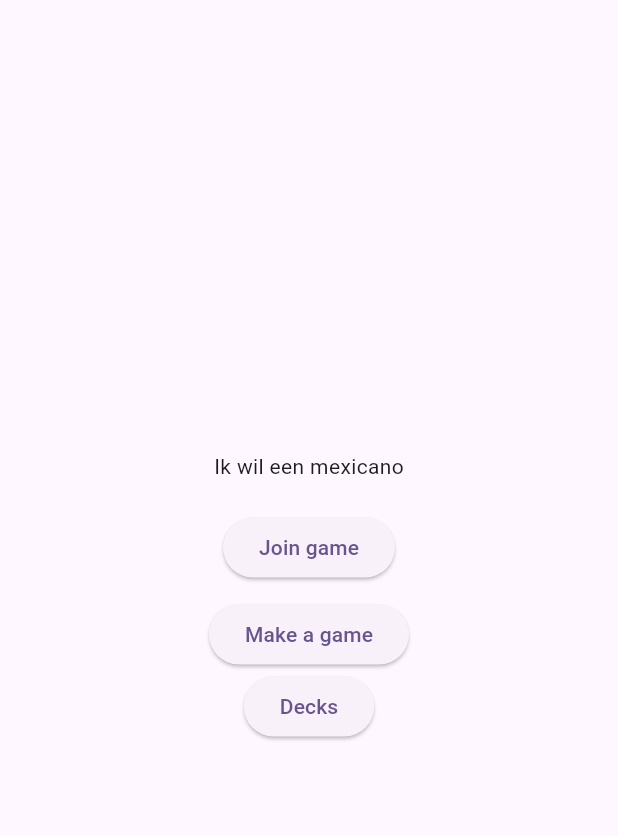
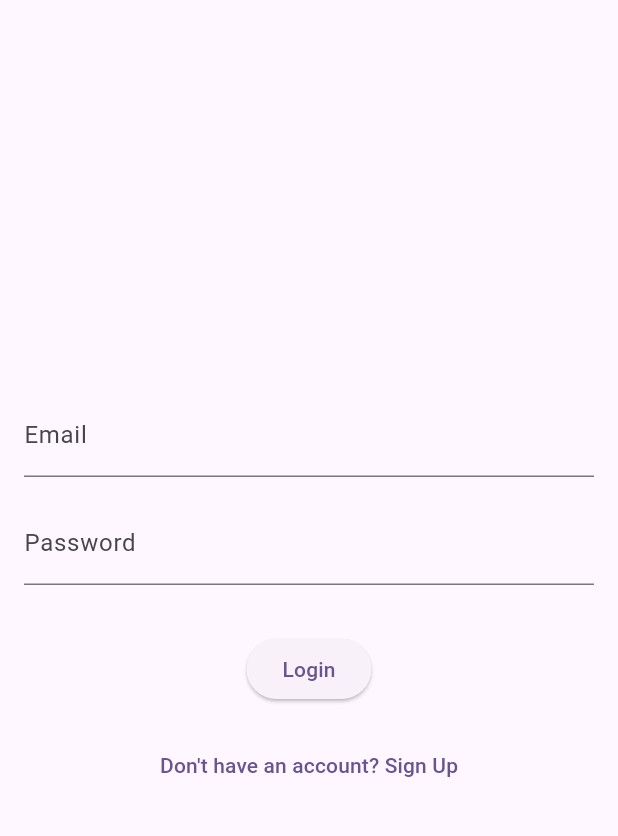
Before and after one commit to kinggeert/truth_or_drink, a Flutter app: the screen it shows after launch, on a phone screen of 412 x 824 dp, the part 63-899 px from its top. Run offline on Flutter 3.47's test engine with Material 3 defaults, Android fonts, the phone set to English and light mode, and no system bars; our stand-ins replace supabase_flutter; missing offline and left inert: mobile_scanner; accounts and stored records are empty.

```diff
--- a/lib/main.dart
+++ b/lib/main.dart
@@ -1,7 +1,15 @@
 import 'package:flutter/material.dart';
+import 'package:supabase_flutter/supabase_flutter.dart';
 import 'package:truth_or_drink/pages/home_page.dart';
+import 'package:truth_or_drink/pages/login_page.dart';
 
-void main() {
+Future<void> main() async {
+  await Supabase.initialize(
+    url: 'https://aljcspsqzuxewfxdsobc.supabase.co',
+    anonKey:
+        'eyJhbGciOiJIUzI1NiIsInR5cCI6IkpXVCJ9.eyJpc3MiOiJzdXBhYmFzZSIsInJlZiI6ImFsamNzcHNxenV4ZXdmeGRzb2JjIiwicm9sZSI6ImFub24iLCJpYXQiOjE3NDE4NjU4MjksImV4cCI6MjA1NzQ0MTgyOX0.Aw8F4B5ST5Q83AkvyF_wiT8qGt8kdlfhoLP_85ONQb4',
+  );
+
   runApp(const MyApp());
 }
 
@@ -16,7 +24,10 @@ class MyApp extends StatelessWidget {
       theme: ThemeData(
         colorScheme: ColorScheme.fromSeed(seedColor: Colors.deepPurple),
       ),
-      home: const HomePage(),
+      home:
+          Supabase.instance.client.auth.currentSession != null
+              ? HomePage()
+              : LoginPage(),
     );
   }
 }
--- /dev/null
+++ b/lib/pages/login_page.dart
@@ -0,0 +1,94 @@
+import 'package:flutter/material.dart';
+import 'package:supabase_flutter/supabase_flutter.dart';
+import 'package:truth_or_drink/pages/home_page.dart';
+import 'package:truth_or_drink/pages/signup_page.dart';
+
+class LoginPage extends StatefulWidget {
+  const LoginPage({super.key});
+
+  @override
+  _LoginPageState createState() => _LoginPageState();
+}
+
+class _LoginPageState extends State<LoginPage> {
+  final TextEditingController _emailController = TextEditingController();
+  final TextEditingController _passwordController = TextEditingController();
+  bool _isLoading = false;
+
+  Future<void> _login() async {
+    setState(() {
+      _isLoading = true;
+    });
+
+    try {
+      final supabase = Supabase.instance.client;
+      final response = await supabase.auth.signInWithPassword(
+        email: _emailController.text,
+        password: _passwordController.text,
+      );
+
+      if (response.user != null) {
+        ScaffoldMessenger.of(
+          context,
+        ).showSnackBar(SnackBar(content: Text('Login successful!')));
+
+        Navigator.pushReplacement(
+          context,
+          MaterialPageRoute(builder: (_) => HomePage()),
+        );
+      } else {
+        ScaffoldMessenger.of(context).showSnackBar(
+          SnackBar(content: Text('Login failed: ${response.toString()}')),
+        );
+      }
+    } catch (e) {
+      print(e);
+      ScaffoldMessenger.of(
+        context,
+      ).showSnackBar(SnackBar(content: Text('Error: $e')));
+    }
+
+    setState(() {
+      _isLoading = false;
+    });
+  }
+
+  @override
+  Widget build(BuildContext context) {
+    return Scaffold(
+      appBar: AppBar(title: Text("MEXICANO")),
+      body: Padding(
+        padding: const EdgeInsets.all(16.0),
+        child: Column(
+          mainAxisAlignment: MainAxisAlignment.center,
+          children: [
+            TextField(
+              controller: _emailController,
+              decoration: InputDecoration(labelText: 'Email'),
+            ),
+            SizedBox(height: 16),
+            TextField(
+              controller: _passwordController,
+              decoration: InputDecoration(labelText: 'Password'),
+              obscureText: true,
+            ),
+            SizedBox(height: 32),
+            _isLoading
+                ? CircularProgressIndicator()
+                : ElevatedButton(onPressed: _login, child: Text('Login')),
+            SizedBox(height: 16),
+            TextButton(
+              onPressed: () {
+                Navigator.push(
+                  context,
+                  MaterialPageRoute(builder: (context) => SignupPage()),
+                );
+              },
+              child: Text('Don\'t have an account? Sign Up'),
+            ),
+          ],
+        ),
+      ),
+    );
+  }
+}
--- a/pubspec.yaml
+++ b/pubspec.yaml
@@ -36,6 +36,8 @@ dependencies:
   cupertino_icons: ^1.0.8
 
   mobile_scanner: ^6.0.7
+  supabase_flutter: ^2.8.4
+  provider: ^6.1.2
 
 dev_dependencies:
   flutter_test:
```
Also changed, not shown: lib/pages/signup_page.dart (added, +84 -0 lines), pubspec.lock.
